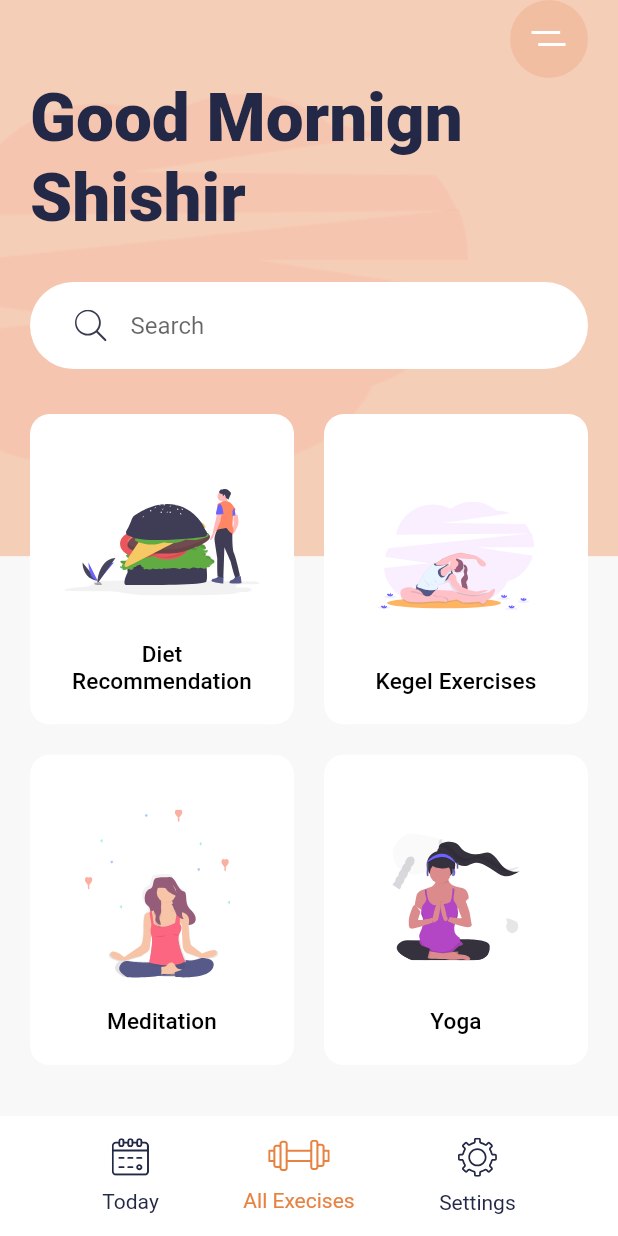
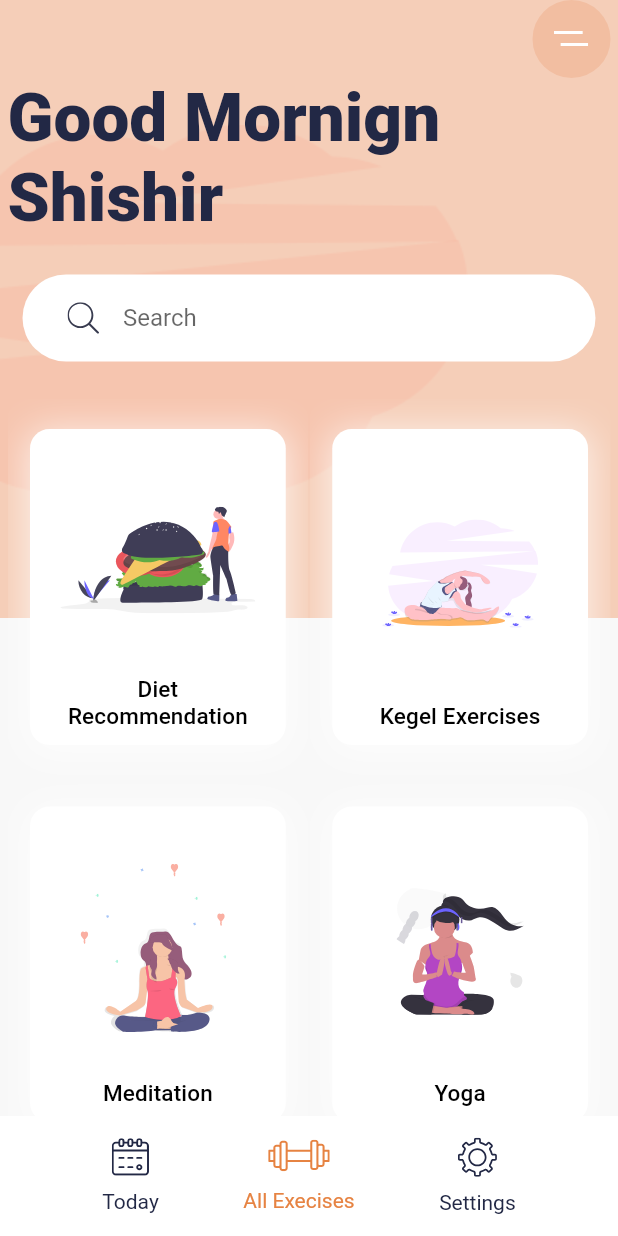
Before and after one commit to ArthurJSR/LearnFlutter, a Flutter app: the screen it shows after launch, on a phone screen of 412 x 824 dp. Run offline on Flutter 3.47's test engine with Material 2 defaults, Android fonts, the phone set to English and light mode, and no system bars; our stand-ins replace flutter_svg.

Commit message:
Após 2 dias analizando e editando o projeto tenho mais facilidade com as edições no código, fiz

```diff
--- a/.meditation_app/lib/constants.dart
+++ b/.meditation_app/lib/constants.dart
@@ -5,4 +5,4 @@ const kActiveIconColor = Color(0xFFE68342);
 const kTextColor = Color(0xFF222845);
 const kBlueLightColor  = Color(0xFFC7B8F5);
 const kBlueColor  = Color(0xFF817DC0);
-const kShadowColor = Color(0xFFE6E6E6);
+const kShadowColor = Color.fromARGB(255, 34, 31, 31);
--- a/.meditation_app/lib/main.dart
+++ b/.meditation_app/lib/main.dart
@@ -33,14 +33,12 @@ class HomeScreen extends StatelessWidget {
 
   @override
   Widget build(BuildContext context) {
-    var size = MediaQuery.of(context)
-    .size;
+    var size = MediaQuery.of(context).size;
     return Scaffold(
       bottomNavigationBar: BottomNavBar(),
-      body: Stack(
-        children: <Widget>[
+      body: Stack(children: <Widget>[
         Container(
-          height: size.height * .45,
+          height: size.height * .50,
           decoration: BoxDecoration(
             color: Color(0xFFF5CEB8),
             image: DecorationImage(
@@ -51,7 +49,7 @@ class HomeScreen extends StatelessWidget {
         ),
         SafeArea(
           child: Padding(
-            padding: const EdgeInsets.symmetric(horizontal: 20),
+            padding: const EdgeInsets.symmetric(horizontal: 5),
             child: Column(
               crossAxisAlignment: CrossAxisAlignment.start,
               children: <Widget>[
@@ -76,7 +74,7 @@ class HomeScreen extends StatelessWidget {
                       ?.copyWith(fontWeight: FontWeight.w900),
                 ),
                 Container(
-                  margin: EdgeInsets.symmetric(vertical: 30),
+                  margin: EdgeInsets.symmetric(horizontal: 10, vertical: 25),
                   padding: EdgeInsets.symmetric(horizontal: 30, vertical: 5),
                   decoration: BoxDecoration(
                     color: Colors.white,
@@ -93,9 +91,9 @@ class HomeScreen extends StatelessWidget {
                 Expanded(
                   child: GridView.count(
                     crossAxisCount: 2,
-                    childAspectRatio: .85,
-                    crossAxisSpacing: 20,
-                    mainAxisSpacing: 20,
+                    childAspectRatio: .80,
+                    crossAxisSpacing: 1,
+                    mainAxisSpacing: 1,
                     children: <Widget>[
                       CategoryCard(
                         title: "Diet Recommendation",
--- a/.meditation_app/lib/widgets/bottom_nav_bar.dart
+++ b/.meditation_app/lib/widgets/bottom_nav_bar.dart
@@ -59,7 +59,7 @@ class BottomNavItem extends StatelessWidget {
   @override
   Widget build(BuildContext context) {
     return GestureDetector(
-      onTap: () {},
+      onTap: press(),
       child: Column(
           mainAxisAlignment: MainAxisAlignment.spaceAround,
           children: <Widget>[
--- a/.meditation_app/lib/widgets/category_card.dart
+++ b/.meditation_app/lib/widgets/category_card.dart
@@ -19,25 +19,30 @@ class CategoryCard extends StatelessWidget {
     return ClipRRect(
       borderRadius: BorderRadius.circular(13),
       child: Container(
+        margin: EdgeInsets.only(left: 15, top: 20, right: 15, bottom: 20),
+
         //padding: EdgeInsets.all(20),
         decoration: BoxDecoration(
+          borderRadius: BorderRadius.circular(13),
+
           color: Colors.white,
-          borderRadius: BorderRadius.circular(13),
+          // ignore: prefer_const_literals_to_create_immutables
           boxShadow: [
-            BoxShadow(
-              offset: Offset(0, 17),
-              blurRadius: 17,
-              spreadRadius: -23,
-              color: kShadowColor,
+            const BoxShadow(
+              color:Colors.white70,
+              blurRadius: 20,
+              spreadRadius: 2,
+              offset: Offset(0, 3),
             ),
           ],
+
         ),
         child: Material(
           color: Colors.transparent,
           child: InkWell(
             onTap: () {},
             child: Padding(
-              padding: const EdgeInsets.all(20.0),
+              padding: const EdgeInsets.all(10),
               child: Column(children: <Widget>[
                 Spacer(),
                 SvgPicture.asset(svgScr),
```
